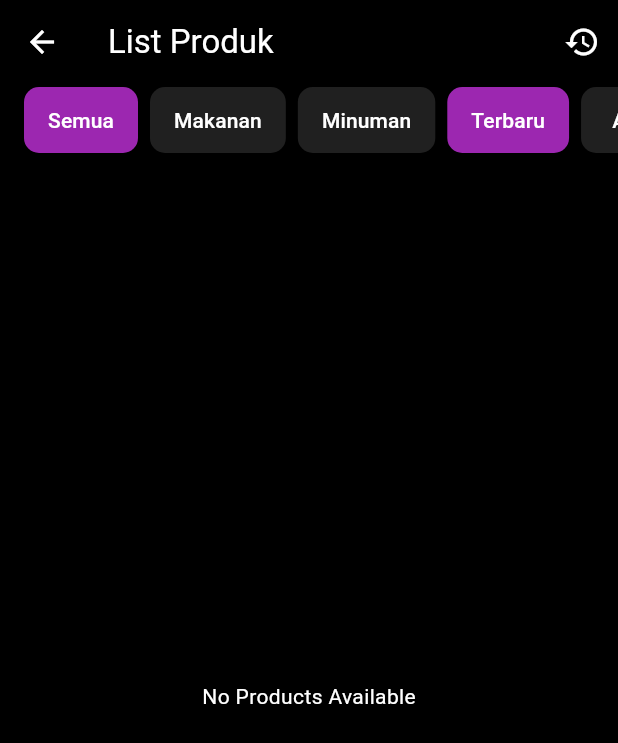
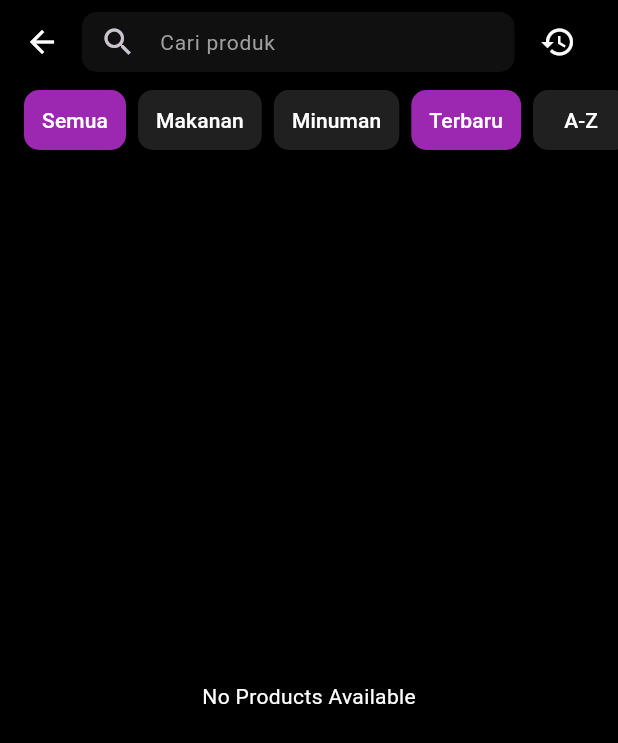
Before and after one commit to irfanarfianto/kajur_app, a Flutter app: the ListProdukPage screen opened by its route, on a phone screen of 412 x 824 dp. Shown: the top 743 px of the screen. Run offline on Flutter 3.47's test engine with Material 3 defaults, Android fonts, the phone set to English and light mode, and no system bars; our stand-ins replace cloud_firestore, firebase_auth, firebase_core, firebase_storage, flutter_image_compress, flutter_speed_dial and 5 more; accounts and stored records are empty.

Commit message:
Refactor category and sorting buttons, add search functionality

```diff
--- a/lib/screens/products/list_products.dart
+++ b/lib/screens/products/list_products.dart
@@ -28,6 +28,7 @@ class _ListProdukPageState extends State<ListProdukPage> {
   late bool _isRefreshing = false;
   CategoryFilter _categoryFilter = CategoryFilter.All;
   SortingOption _sortingOption = SortingOption.Terbaru;
+  String _searchQuery = '';
 
   @override
   void initState() {
@@ -65,9 +66,14 @@ class _ListProdukPageState extends State<ListProdukPage> {
   Widget buildCategoryButton(CategoryFilter category, String label) {
     return ElevatedButton(
       style: _categoryFilter == category
-          ? ElevatedButton.styleFrom(primary: DesignSystem.purpleAccent)
+          ? ElevatedButton.styleFrom(
+              primary: DesignSystem.purpleAccent,
+              padding: EdgeInsets.symmetric(horizontal: 12, vertical: 8),
+            )
           : ElevatedButton.styleFrom(
-              primary: DesignSystem.greyColor.withOpacity(.20)),
+              primary: DesignSystem.greyColor.withOpacity(.20),
+              padding: EdgeInsets.symmetric(horizontal: 12, vertical: 8),
+            ),
       onPressed: () {
         setState(() {
           _categoryFilter = category;
@@ -80,9 +86,14 @@ class _ListProdukPageState extends State<ListProdukPage> {
   Widget buildSortingButton(SortingOption option, String label) {
     return ElevatedButton(
       style: _sortingOption == option
-          ? ElevatedButton.styleFrom(primary: DesignSystem.purpleAccent)
+          ? ElevatedButton.styleFrom(
+              primary: DesignSystem.purpleAccent,
+              padding: EdgeInsets.symmetric(horizontal: 12, vertical: 8),
+            )
           : ElevatedButton.styleFrom(
-              primary: DesignSystem.greyColor.withOpacity(.20)),
+              primary: DesignSystem.greyColor.withOpacity(.20),
+              padding: EdgeInsets.symmetric(horizontal: 12, vertical: 8),
+            ),
       onPressed: () {
         setState(() {
           _sortingOption = option;
@@ -96,9 +107,40 @@ class _ListProdukPageState extends State<ListProdukPage> {
   Widget build(BuildContext context) {
     return Scaffold(
       appBar: AppBar(
-        title: Text('List Produk'),
         actions: [
-          IconButton(
+          Padding(
+            padding: EdgeInsets.only(right: 5.0),
+            child: SizedBox(
+              width: MediaQuery.of(context).size.width * 0.7,
+              height: 40,
+              child: TextField(
+                style: TextStyle(color: Colors.white),
+                decoration: InputDecoration(
+                  filled: true,
+                  fillColor: DesignSystem.greyColor.withOpacity(0.1),
+                  contentPadding: EdgeInsets.all(8.0),
+                  hintText: 'Cari produk',
+                  hintStyle: TextStyle(
+                    color: DesignSystem.greyColor,
+                    fontSize: 14.0,
+                  ),
+                  prefixIcon: Icon(Icons.search),
+                  border: OutlineInputBorder(
+                    borderRadius: BorderRadius.circular(10.0),
+                    borderSide: BorderSide.none,
+                  ),
+                ),
+                onChanged: (value) {
+                  setState(() {
+                    _searchQuery = value.toLowerCase();
+                  });
+                },
+              ),
+            ),
+          ),
+          Padding(
+            padding: EdgeInsets.only(right: 16.0),
+            child: IconButton(
               onPressed: () {
                 Navigator.push(
                   context,
@@ -108,6 +150,7 @@ class _ListProdukPageState extends State<ListProdukPage> {
                 );
               },
               icon: Icon(Icons.history),
+            ),
           ),
         ],
       ),
@@ -168,13 +211,15 @@ class _ListProdukPageState extends State<ListProdukPage> {
                       snapshot.data!.docs.where((document) {
                     Map<String, dynamic> data =
                         document.data() as Map<String, dynamic>;
-                    if (_categoryFilter == CategoryFilter.All) {
-                      return true;
-                    } else if (_categoryFilter == CategoryFilter.Makanan) {
-                      return data['kategori'] == 'Makanan';
-                    } else {
-                      return data['kategori'] == 'Minuman';
-                    }
+
+                    // Tambahan: Filter berdasarkan kueri pencarian
+                    final menuName = data['menu'].toString().toLowerCase();
+                    return (_categoryFilter == CategoryFilter.All ||
+                            (_categoryFilter == CategoryFilter.Makanan &&
+                                data['kategori'] == 'Makanan') ||
+                            (_categoryFilter == CategoryFilter.Minuman &&
+                                data['kategori'] == 'Minuman')) &&
+                        (menuName.contains(_searchQuery));
                   }).toList();
 
                   filteredProducts.sort((a, b) {
```
Lines whose indentation alone changed are shown as unchanged.
